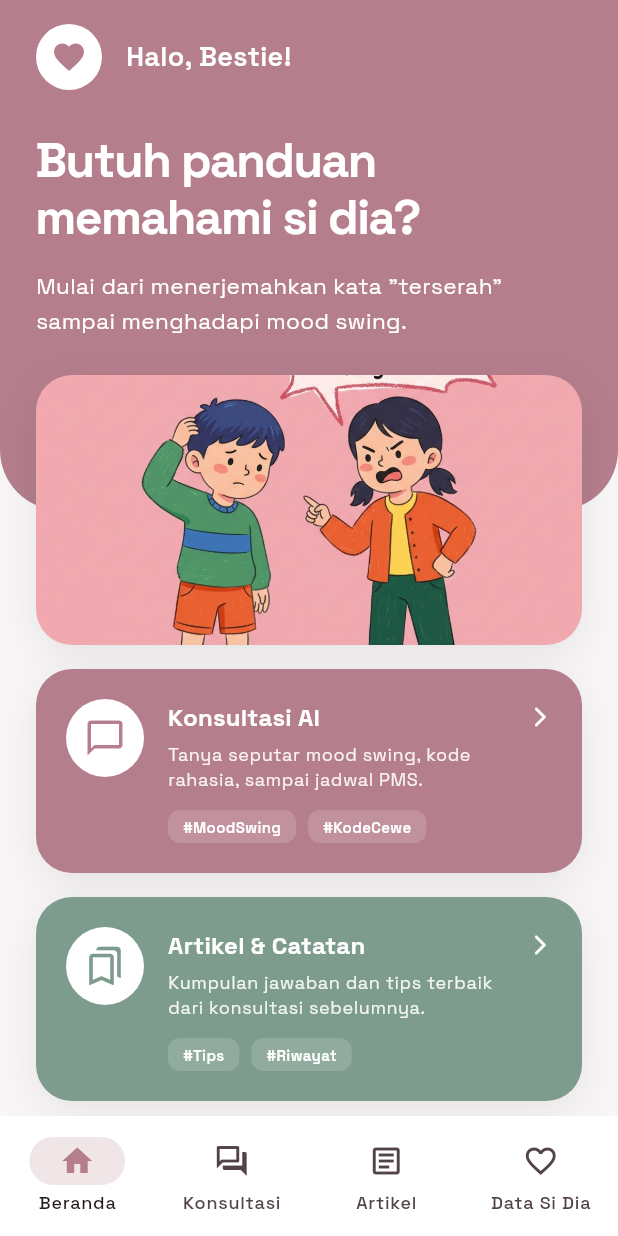
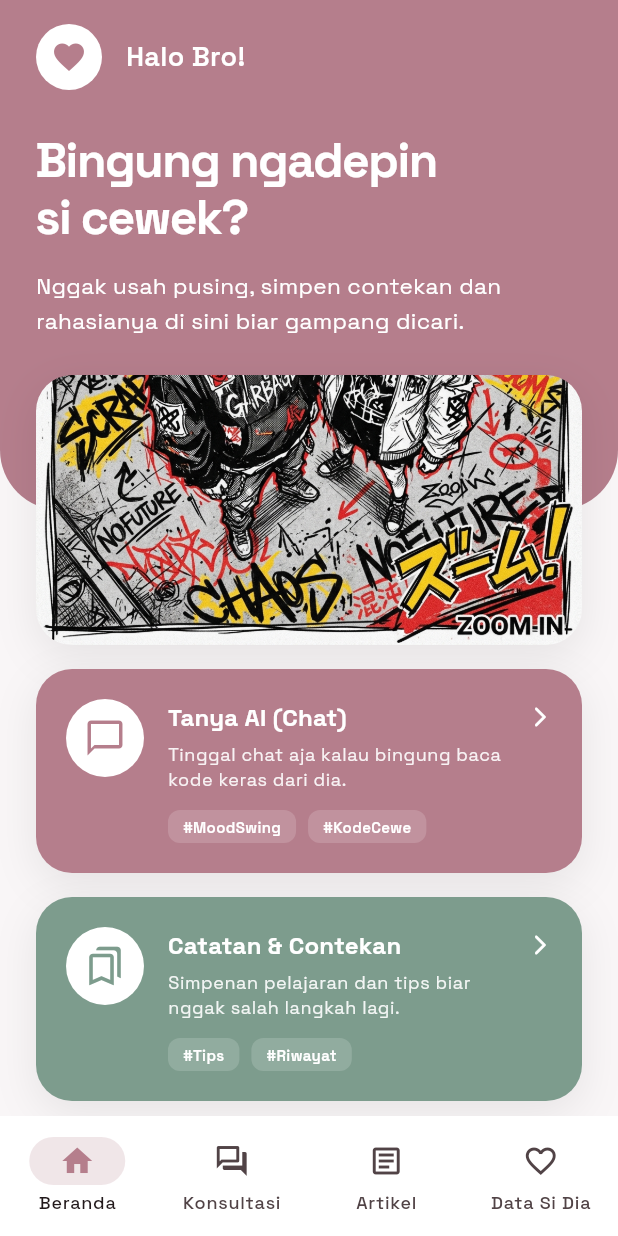
Before and after one commit to windu14/dita_care, a Flutter app: the screen it shows after launch, on a phone screen of 412 x 824 dp. Run offline on Flutter 3.47's test engine with Material 3 defaults, Android fonts, the phone set to English and light mode, and no system bars; our stand-ins replace dotted_border, flutter_dotenv, flutter_markdown, flutter_riverpod, go_router, google_fonts and 5 more; missing offline and left inert: markdown; accounts and stored records are empty.

Commit message:
Minor Update v5+

```diff
--- a/lib/features/home/presentation/home_screen.dart
+++ b/lib/features/home/presentation/home_screen.dart
@@ -50,7 +50,7 @@ class HomeScreen extends StatelessWidget {
                         ),
                         const SizedBox(width: 16),
                         const Text(
-                          'Halo, Bestie!',
+                          'Halo Bro!',
                           style: TextStyle(
                             color: Colors.white,
                             fontSize: 18,
@@ -61,7 +61,7 @@ class HomeScreen extends StatelessWidget {
                     ),
                     const SizedBox(height: 28),
                     const Text(
-                      'Butuh panduan\nmemahami si dia?',
+                      'Bingung ngadepin\nsi cewek?',
                       style: TextStyle(
                         color: Colors.white,
                         fontSize: 32,
@@ -72,7 +72,7 @@ class HomeScreen extends StatelessWidget {
                     ),
                     const SizedBox(height: 16),
                     const Text(
-                      'Mulai dari menerjemahkan kata "terserah"\nsampai menghadapi mood swing.',
+                      'Nggak usah pusing, simpen contekan dan\nrahasianya di sini biar gampang dicari.',
                       style: TextStyle(
                         color: Colors.white,
                         fontSize: 15,
@@ -104,8 +104,8 @@ class HomeScreen extends StatelessWidget {
 
                     _buildCard(
                       context: context,
-                      title: 'Konsultasi AI',
-                      description: 'Tanya seputar mood swing, kode rahasia, sampai jadwal PMS.',
+                      title: 'Tanya AI (Chat)',
+                      description: 'Tinggal chat aja kalau bingung baca kode keras dari dia.',
                       icon: Icons.chat_bubble_outline,
                       color: AppTheme.darkPastelPink,
                       onTap: () => context.pushNamed('chat'),
@@ -115,8 +115,8 @@ class HomeScreen extends StatelessWidget {
 
                     _buildCard(
                       context: context,
-                      title: 'Artikel & Catatan',
-                      description: 'Kumpulan jawaban dan tips terbaik dari konsultasi sebelumnya.',
+                      title: 'Catatan & Contekan',
+                      description: 'Simpenan pelajaran dan tips biar nggak salah langkah lagi.',
                       icon: Icons.bookmarks_outlined,
                       color: AppTheme.darkPastelGreen,
                       onTap: () => context.pushNamed('articles'),
```
Also changed, not shown: lib/features/data_cewe/presentation/data_cewe_screen.dart (+44 -5 lines), lib/features/data_cewe/presentation/detail_data_cewe_screen.dart (+16 -24 lines), assets/images/hero_illustration.png.
